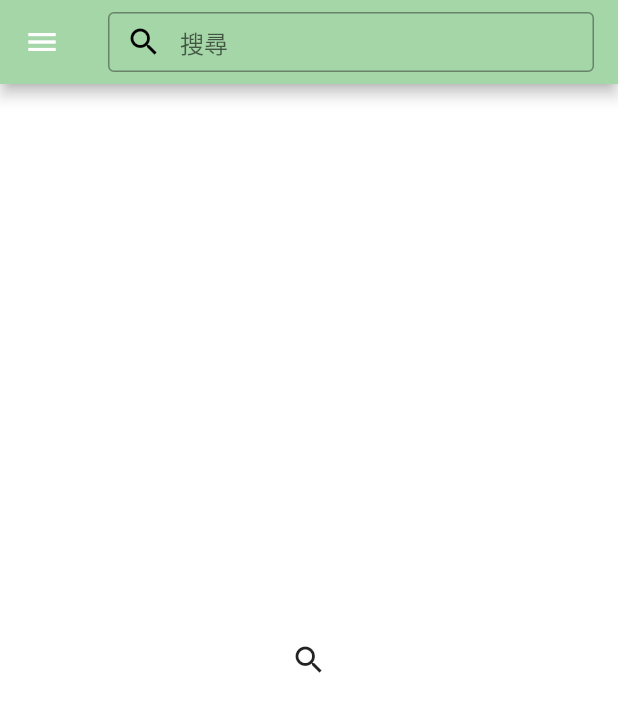
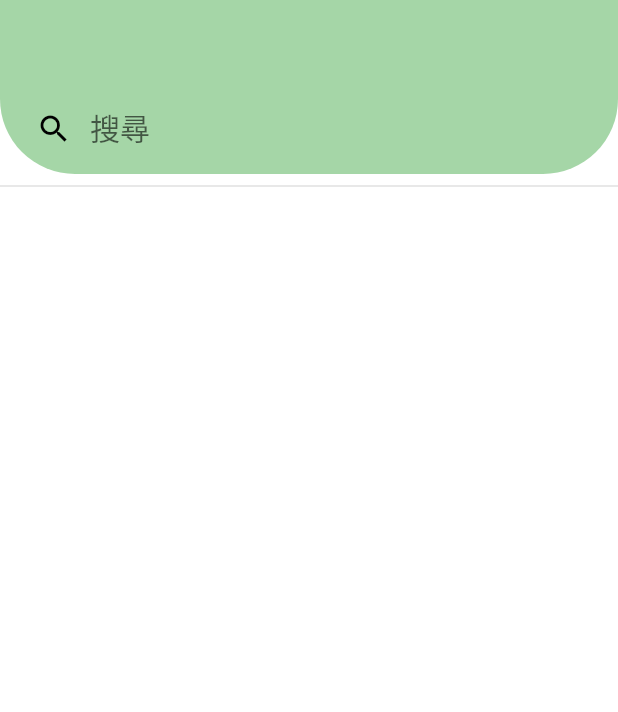
Before and after one commit to jessiwu/isleT, a Flutter app: the screen it shows after launch, on a phone screen of 412 x 824 dp. Shown: the top 712 px of the screen. Run offline on Flutter 3.47's test engine with Material 2 defaults, Android fonts, the phone set to English and light mode, and no system bars; our stand-ins replace cloud_firestore; accounts and stored records are empty.

Commit message:
redesign the new search page

```diff
--- a/lib/app.dart
+++ b/lib/app.dart
@@ -1,4 +1,5 @@
 import 'package:flutter/material.dart';
+import 'package:islet/search.dart';
 
 import 'theme/theme.dart';
 import 'home.dart';
@@ -9,7 +10,7 @@ class IsletApp extends StatelessWidget {
   Widget build(BuildContext context) {
     return MaterialApp(
       title: 'isleT',
-      home: HomePage(),
+      home: SearchPage(),
       // initialRoute: '/login',
       // onGenerateRoute: _getRoute,
       theme: kisleTTheme,
--- /dev/null
+++ b/lib/search.dart
@@ -0,0 +1,134 @@
+import 'package:cloud_firestore/cloud_firestore.dart';
+import 'package:flutter/material.dart';
+import 'package:islet/app.dart';
+import 'package:islet/theme/theme.dart';
+
+import 'theme/colors.dart';
+
+class SearchPage extends StatefulWidget {
+  @override
+  _SearchPageState createState() => _SearchPageState();
+}
+
+class _SearchPageState extends State<SearchPage> {
+  final _searchController = TextEditingController();
+  String _searchName = '';
+
+  Widget _searchBar(BuildContext context) {
+    var width = MediaQuery.of(context).size.width;
+    return ClipRRect(
+      borderRadius: BorderRadius.only( bottomLeft: Radius.circular(50), bottomRight: Radius.circular(50)),
+      child: Container(
+        height: 60,
+        width: width,
+        decoration: BoxDecoration(color: kisleTPrimaryGreenLight),
+        alignment: Alignment(0.0, 0.6),
+        child: Container(
+          padding: EdgeInsets.symmetric(horizontal: 12.0),
+          child: TextField(
+            style: TextStyle(fontSize: 20.0),
+            decoration: InputDecoration(
+              prefixIcon: Icon(
+                Icons.search,
+                color: Colors.black,
+              ),
+              hintText: '搜尋',
+              // border: OutlineInputBorder(),
+              border: InputBorder.none,
+              contentPadding:
+                  EdgeInsets.symmetric(horizontal: 4.0, vertical: 16.0),
+            ),
+            textAlignVertical: TextAlignVertical.center,
+            controller: _searchController,
+          ),
+        ),
+      ),
+    );
+  }
+
+  Widget _buildSuggestionItem(BuildContext context, DocumentSnapshot snapshot) {
+    return ListTile(
+      key: Key(snapshot.documentID),
+      title: Text(snapshot.data['fullName']),
+      subtitle: Text(snapshot.data['school']),
+      onTap: () => print('haha'),
+    );
+  }
+
+  Widget _buildSuggestionList(
+      BuildContext context, List<DocumentSnapshot> snapshots) {
+    print(snapshots.length);
+    return Container(
+      // alignment: Alignment.topLeft,
+      child: ListView.builder(
+        shrinkWrap: true,
+        itemCount: snapshots.length,
+        itemBuilder: (BuildContext context, int index) =>
+            _buildSuggestionItem(context, snapshots[index]),
+      ),
+    );
+  }
+
+  Widget _searchResult(BuildContext context) {
+    var height = MediaQuery.of(context).size.height;
+    return Flexible(
+        child: (_searchName != '')
+            ? StreamBuilder<QuerySnapshot>(
+                stream: Firestore.instance
+                    .collectionGroup('professors')
+                    .where('lastName', isEqualTo: _searchName)
+                    .snapshots(),
+                builder: (context, snapshot) {
+                  if (snapshot.hasError)
+                    return Text('Error: ${snapshot.error}');
+                  switch (snapshot.connectionState) {
+                    case ConnectionState.waiting:
+                      return LinearProgressIndicator();
+                    default:
+                      return (snapshot.data.documents.length != 0)
+                          ? _buildSuggestionList(
+                              context, snapshot.data.documents)
+                          : ListTile(title: Text('No result...'));
+                  }
+                })
+            : SizedBox());
+  }
+
+  _showSuggestions() {
+    _searchName = _searchController.text;
+    setState(() {
+      build(context);
+    });
+  }
+
+  @override
+  void initState() {
+    _searchController.addListener(_showSuggestions);
+    super.initState();
+  }
+
+  @override
+  void dispose() {
+    _searchController.dispose();
+    super.dispose();
+  }
+
+  @override
+  Widget build(BuildContext context) {
+    var width = MediaQuery.of(context).size.width;
+    return Scaffold(
+      appBar: AppBar( elevation: 0.0, ),
+      body: Container(
+        child: Column(
+          children: <Widget>[
+            _searchBar(context),
+            Divider(
+              thickness: 1.0,
+            ),
+            _searchResult(context),
+          ],
+        ),
+      ),
+    );
+  }
+}
```
